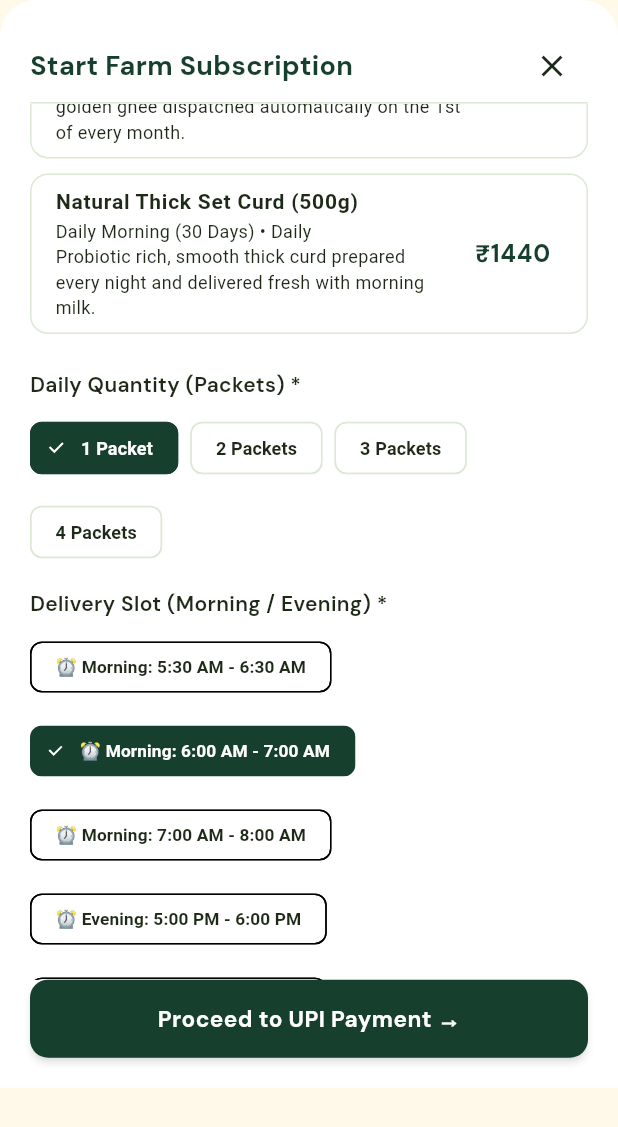
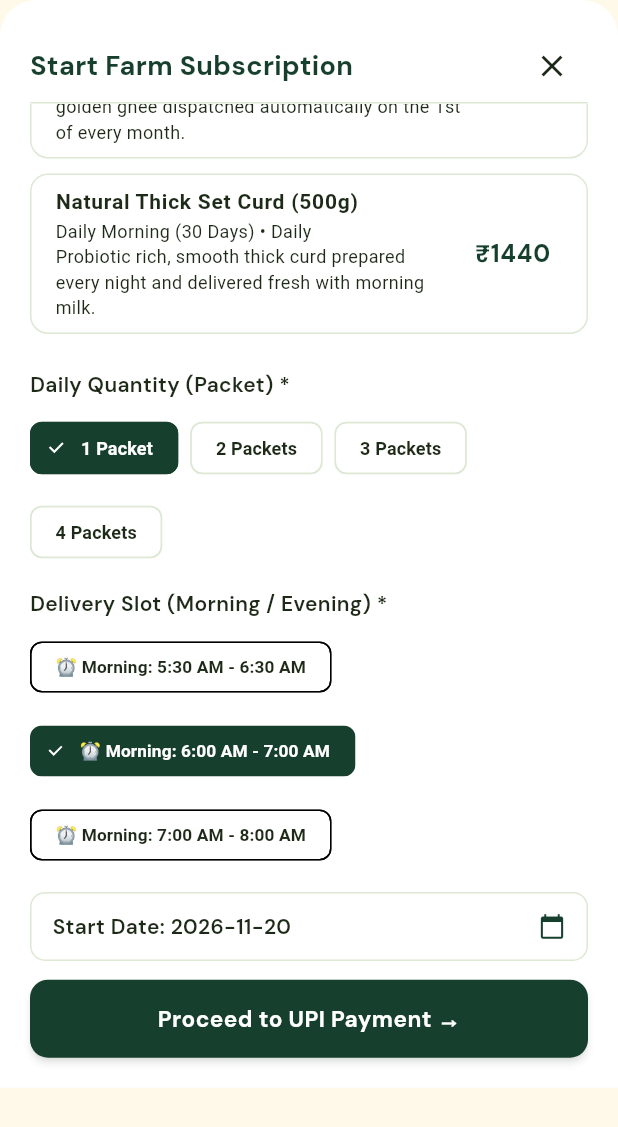
Before and after one commit to thulirvaofficial/appc, a Flutter app: the SubscribeModal widget shown alone on an empty page, opened directly, scrolled down 576 dp, on a phone screen of 412 x 824 dp. Shown: the top 1127 px of the screen. Run offline on Flutter 3.47's test engine with Material 3 defaults, Android fonts, the phone set to English and light mode, and no system bars; our stand-ins replace cached_network_image, dio, firebase_core, firebase_messaging, flutter_local_notifications, flutter_riverpod and 9 more; accounts and stored records are empty; network calls fail.

Commit message:
feat(customer app): dynamic subscription configuration & strict customer token registration

```diff
--- a/lib/core/services/firebase_notification_service.dart
+++ b/lib/core/services/firebase_notification_service.dart
@@ -270,6 +270,7 @@ class FirebaseNotificationService {
           'platform': 'android',
           'user_id': userId,
           'role': 'customer',
+          'app_type': 'customer',
         },
       );
       if (kDebugMode) {
@@ -295,6 +296,7 @@ class FirebaseNotificationService {
             'platform': 'android',
             'user_id': userId,
             'role': 'customer',
+            'app_type': 'customer',
           },
         );
       }
@@ -314,6 +316,7 @@ class FirebaseNotificationService {
             'platform': 'android',
             'user_id': null,
             'role': 'guest',
+            'app_type': 'customer',
           },
         );
       }
--- a/lib/data/models/subscription_model.dart
+++ b/lib/data/models/subscription_model.dart
@@ -9,14 +9,72 @@ class SubscriptionPlanModel {
   final String timePeriod;
   final String frequency;
   final int durationDays;
+  final int deliveriesCount;
   final double price;
   final double? originalPrice;
   final int discountPercent;
   final String description;
   final String badge;
   final String status;
+  final bool isActive;
+  final bool isArchived;
+  final Map<String, dynamic>? quantityConfig;
+  final Map<String, dynamic>? deliverySlotConfig;
+  final Map<String, dynamic>? startDateConfig;
+  final Map<String, dynamic>? scheduleConfig;
+  final Map<String, dynamic>? pricingConfig;
 
   String get name => productName;
+
+  bool get isQuantityEnabled => quantityConfig?['enabled'] != false;
+  int get defaultQuantity => SafeParseUtil.toInt(quantityConfig?['default'], 1);
+  String get quantityUnit => quantityConfig?['unit']?.toString() ?? 'Packet';
+
+  List<Map<String, dynamic>> get quantityOptions {
+    if (quantityConfig?['options'] is List && (quantityConfig!['options'] as List).isNotEmpty) {
+      return (quantityConfig!['options'] as List)
+          .map((item) => Map<String, dynamic>.from(item as Map))
+          .toList();
+    }
+    final unit = quantityUnit;
+    return [
+      {'quantity': 1, 'label': '1 $unit'},
+      {'quantity': 2, 'label': '2 ${unit}s'},
+      {'quantity': 3, 'label': '3 ${unit}s'},
+      {'quantity': 4, 'label': '4 ${unit}s'},
+    ];
+  }
+
+  bool get isSlotEnabled => deliverySlotConfig?['enabled'] != false;
+  bool get allowMultipleSlots => deliverySlotConfig?['allow_multiple_slots'] == true;
+  String get defaultSlot => deliverySlotConfig?['default_slot']?.toString() ?? 'Morning: 6:00 AM - 7:00 AM';
+
+  List<String> get availableSlots {
+    final List<String> list = [];
+    if (deliverySlotConfig?['slots'] is List && (deliverySlotConfig!['slots'] as List).isNotEmpty) {
+      for (final s in (deliverySlotConfig!['slots'] as List)) {
+        if (s is Map && s['enabled'] != false) {
+          final slotName = (s['name'] ?? '${s['start_time']} - ${s['end_time']}').toString();
+          if (slotName.isNotEmpty) list.add(slotName);
+        }
+      }
+    }
+    if (list.isEmpty) {
+      list.addAll([
+        'Morning: 5:30 AM - 6:30 AM',
+        'Morning: 6:00 AM - 7:00 AM',
+        'Morning: 7:00 AM - 8:00 AM',
+      ]);
+    }
+    if (allowMultipleSlots && !list.contains('Both Morning & Evening')) {
+      list.add('Both Morning & Evening');
+    }
+    return list;
+  }
+
+  bool get isStartDateEnabled => startDateConfig?['enabled'] != false;
+  int get minNoticeHours => SafeParseUtil.toInt(startDateConfig?['min_notice_hours'], 12);
+  int get maxAdvanceDays => SafeParseUtil.toInt(startDateConfig?['max_advance_days'], 30);
 
   SubscriptionPlanModel({
     required this.id,
@@ -27,29 +85,46 @@ class SubscriptionPlanModel {
     required this.timePeriod,
     this.frequency = 'Daily',
     this.durationDays = 30,
+    int? deliveriesCount,
     required this.price,
     this.originalPrice,
     this.discountPercent = 0,
     this.description = '',
     this.badge = 'Popular',
     this.status = 'active',
-  }) : productName = productName ?? name ?? 'Farm Fresh Product';
+    this.isActive = true,
+    this.isArchived = false,
+    this.quantityConfig,
+    this.deliverySlotConfig,
+    this.startDateConfig,
+    this.scheduleConfig,
+    this.pricingConfig,
+  })  : productName = productName ?? name ?? 'Farm Fresh Product',
+        deliveriesCount = deliveriesCount ?? durationDays;
 
   factory SubscriptionPlanModel.fromJson(Map<String, dynamic> json) {
     return SubscriptionPlanModel(
       id: json['id'] ?? 0,
       productId: json['product_id'],
-      productName: json['product_name'] ?? 'Farm Fresh Product',
-      productImage: json['product_image'],
+      productName: json['product_name'] ?? json['name'] ?? 'Farm Fresh Product',
+      productImage: json['product_image'] ?? json['image'],
       timePeriod: json['time_period'] ?? 'Daily Morning (30 Days)',
       frequency: json['frequency'] ?? 'Daily',
-      durationDays: SafeParseUtil.toInt(json['duration_days'], 30),
+      durationDays: SafeParseUtil.toInt(json['duration_days'] ?? json['deliveries_count'], 30),
+      deliveriesCount: SafeParseUtil.toInt(json['deliveries_count'] ?? json['duration_days'], 30),
       price: SafeParseUtil.toDouble(json['price']),
       originalPrice: json['original_price'] != null ? SafeParseUtil.toDouble(json['original_price']) : null,
       discountPercent: SafeParseUtil.toInt(json['discount_percent']),
       description: json['description'] ?? '',
       badge: json['badge'] ?? 'Popular',
       status: json['status'] ?? 'active',
+      isActive: json['is_active'] != false,
+      isArchived: json['is_archived'] == true,
+      quantityConfig: json['quantity_config'] is Map ? Map<String, dynamic>.from(json['quantity_config'] as Map) : null,
+      deliverySlotConfig: json['delivery_slot_config'] is Map ? Map<String, dynamic>.from(json['delivery_slot_config'] as Map) : null,
+      startDateConfig: json['start_date_config'] is Map ? Map<String, dynamic>.from(json['start_date_config'] as Map) : null,
+      scheduleConfig: json['schedule_config'] is Map ? Map<String, dynamic>.from(json['schedule_config'] as Map) : null,
+      pricingConfig: json['pricing_config'] is Map ? Map<String, dynamic>.from(json['pricing_config'] as Map) : null,
     );
   }
 }
--- a/lib/presentation/subscriptions/subscribe_modal.dart
+++ b/lib/presentation/subscriptions/subscribe_modal.dart
@@ -8,6 +8,7 @@ import 'package:flutter_riverpod/flutter_riverpod.dart';
 import '../../core/constants/api_endpoints.dart';
 import '../../core/constants/app_colors.dart';
 import '../../core/constants/app_typography.dart';
+import '../../core/utils/safe_parse_util.dart';
 import '../../data/models/subscription_model.dart';
 import '../../providers/address_provider.dart';
 import '../../providers/auth_provider.dart';
@@ -85,16 +86,33 @@ class _SubscribeModalState extends ConsumerState<SubscribeModal> {
   void initState() {
     super.initState();
     _selectedPlan = widget.initialPlan;
+    if (_selectedPlan != null) {
+      _applyPlanDefaults(_selectedPlan!);
+    }
   }
 
-  final List<String> _slots = [
-    'Morning: 5:30 AM - 6:30 AM',
-    'Morning: 6:00 AM - 7:00 AM',
-    'Morning: 7:00 AM - 8:00 AM',
-    'Evening: 5:00 PM - 6:00 PM',
-    'Evening: 6:00 PM - 7:00 PM',
-    'Both Morning & Evening',
-  ];
+  void _applyPlanDefaults(SubscriptionPlanModel plan) {
+    _quantity = plan.isQuantityEnabled ? plan.defaultQuantity : plan.defaultQuantity;
+    final slots = plan.availableSlots;
+    if (slots.isNotEmpty && !slots.contains(_selectedSlot)) {
+      _selectedSlot = slots.first;
+    }
+    final minNotice = plan.minNoticeHours;
+    _startDate = DateTime.now().add(Duration(hours: minNotice > 0 ? minNotice : 12));
+  }
+
+  double get _calculatedTotalPrice {
+    if (_selectedPlan == null) return 0;
+    final plan = _selectedPlan!;
+    final basePrice = SafeParseUtil.toDouble(plan.pricingConfig?['base_price_per_delivery']) > 0
+        ? SafeParseUtil.toDouble(plan.pricingConfig!['base_price_per_delivery'])
+        : (plan.price / (plan.deliveriesCount > 0 ? plan.deliveriesCount : 30));
+    final deliveries = plan.deliveriesCount > 0 ? plan.deliveriesCount : 30;
+    final discount = SafeParseUtil.toDouble(plan.pricingConfig?['discount_percent']);
+    final slotMultiplier = _selectedSlot.toLowerCase().contains('both') ? 2 : 1;
+    final raw = (basePrice * _quantity * slotMultiplier * deliveries * (1.0 - discount / 100.0)).roundToDouble();
+    return raw > 0 ? raw : (plan.price * _quantity);
+  }
 
   @override
   void dispose() {
@@ -123,7 +141,7 @@ class _SubscribeModalState extends ConsumerState<SubscribeModal> {
           (addressState.addresses.isNotEmpty ? addressState.addresses.first : null);
 
       final plan = _selectedPlan!;
-      final totalPrice = plan.price * _quantity;
+      final totalPrice = _calculatedTotalPrice;
       final bizConfig = ref.read(businessConfigProvider);
       final activeUpiId = bizConfig.upiId.isNotEmpty ? bizConfig.upiId : '7904880944@superyes';
 
@@ -140,7 +158,7 @@ class _SubscribeModalState extends ConsumerState<SubscribeModal> {
         'frequency': plan.frequency,
         'quantity': _quantity,
         'delivery_slot': _selectedSlot,
-        'price_per_delivery': 44,
+        'price_per_delivery': (totalPrice / (plan.deliveriesCount > 0 ? plan.deliveriesCount : 30)).round(),
         'total_price': totalPrice,
         'start_date': _startDate.toString().split(' ')[0],
         'address': selectedAddr?.address ?? 'Doorstep Address, Chennai',
@@ -276,21 +294,32 @@ class _SubscribeModalState extends ConsumerState<SubscribeModal> {
               title: Text(p.productName, style: const TextStyle(fontWeight: FontWeight.w700, fontSize: 14)),
               subtitle: Text('${p.timePeriod} • ${p.frequency}\n${p.description}', style: const TextStyle(fontSize: 12)),
               trailing: Text('₹${p.price.toStringAsFixed(0)}', style: AppTypography.price.copyWith(fontSize: 16)),
-              onTap: () => setState(() => _selectedPlan = p),
+              onTap: () => setState(() {
+                _selectedPlan = p;
+                _applyPlanDefaults(p);
+              }),
             ),
           );
         }),
 
+        if (_selectedPlan?.isQuantityEnabled ?? true) ...[
           const SizedBox(height: 14),
-        Text('Daily Quantity (Packets) *', style: AppTypography.titleSmall),
+          Text('Daily Quantity (${_selectedPlan?.quantityUnit ?? 'Packets'}) *', style: AppTypography.titleSmall),
           const SizedBox(height: 8),
           Wrap(
             spacing: 8,
             runSpacing: 8,
-          children: [1, 2, 3, 4].map((q) {
+            children: (_selectedPlan?.quantityOptions ?? [
+              {'quantity': 1, 'label': '1 Packet'},
+              {'quantity': 2, 'label': '2 Packets'},
+              {'quantity': 3, 'label': '3 Packets'},
+              {'quantity': 4, 'label': '4 Packets'},
+            ]).map((opt) {
+              final q = SafeParseUtil.toInt(opt['quantity'], 1);
+              final label = (opt['label'] ?? '$q').toString();
               final isSel = _quantity == q;
               return ChoiceChip(
-              label: Text('$q Packet${q > 1 ? 's' : ''}'),
+                label: Text(label),
                 selected: isSel,
                 onSelected: (_) => setState(() => _quantity = q),
                 selectedColor: AppColors.forestGreen,
@@ -303,14 +332,19 @@ class _SubscribeModalState extends ConsumerState<SubscribeModal> {
               );
             }).toList(),
           ),
+        ],
 
+        if (_selectedPlan?.isSlotEnabled ?? true) ...[
           const SizedBox(height: 14),
           Text('Delivery Slot (Morning / Evening) *', style: AppTypography.titleSmall),
           const SizedBox(height: 8),
           Wrap(
             spacing: 8,
             runSpacing: 8,
-          children: _slots.map((s) {
+            children: (_selectedPlan?.availableSlots ?? [
+              'Morning: 6:00 AM - 7:00 AM',
+              'Morning: 7:00 AM - 8:00 AM',
+            ]).map((s) {
               final isSel = _selectedSlot == s;
               return ChoiceChip(
                 label: Text('⏰ $s'),
@@ -321,15 +355,20 @@ class _SubscribeModalState extends ConsumerState<SubscribeModal> {
               );
             }).toList(),
           ),
+        ],
 
+        if (_selectedPlan?.isStartDateEnabled ?? true) ...[
           const SizedBox(height: 14),
           InkWell(
             onTap: () async {
+              final noticeHours = _selectedPlan?.minNoticeHours ?? 12;
+              final firstPossible = DateTime.now().add(Duration(hours: noticeHours > 0 ? noticeHours : 12));
+              final maxDays = _selectedPlan?.maxAdvanceDays ?? 30;
               final picked = await showDatePicker(
                 context: context,
-              initialDate: _startDate,
-              firstDate: DateTime.now(),
-              lastDate: DateTime.now().add(const Duration(days: 90)),
+                initialDate: _startDate.isBefore(firstPossible) ? firstPossible : _startDate,
+                firstDate: firstPossible,
+                lastDate: DateTime.now().add(Duration(days: maxDays)),
               );
               if (picked != null) {
                 setState(() => _startDate = picked);
@@ -351,6 +390,23 @@ class _SubscribeModalState extends ConsumerState<SubscribeModal> {
               ),
             ),
           ),
+        ],
+        const SizedBox(height: 16),
+        Container(
+          padding: const EdgeInsets.all(12),
+          decoration: BoxDecoration(
+            color: AppColors.paleGreen,
+            borderRadius: BorderRadius.circular(10),
+            border: Border.all(color: AppColors.softGreen),
+          ),
+          child: Row(
+            mainAxisAlignment: MainAxisAlignment.spaceBetween,
+            children: [
+              Text('Estimated Total Price:', style: AppTypography.titleSmall),
+              Text('₹${_calculatedTotalPrice.toStringAsFixed(0)}', style: AppTypography.price),
+            ],
+          ),
+        ),
         const SizedBox(height: 20),
       ],
     );
@@ -358,7 +414,7 @@ class _SubscribeModalState extends ConsumerState<SubscribeModal> {
 
   Widget _buildStep2Payment() {
     final plan = _selectedPlan!;
-    final total = plan.price * _quantity;
+    final total = _calculatedTotalPrice;
     final bizConfig = ref.watch(businessConfigProvider);
     final activeUpiId = bizConfig.upiId.isNotEmpty ? bizConfig.upiId : '7904880944@superyes';
     final merchantName = bizConfig.merchantName.isNotEmpty ? bizConfig.merchantName : 'THULIRVA ORGANICS';
--- a/lib/providers/notification_provider.dart
+++ b/lib/providers/notification_provider.dart
@@ -112,6 +112,8 @@ class NotificationNotifier extends StateNotifier<NotificationState> {
         'token': token,
         'platform': platform,
         'user_id': user?.id,
+        'role': 'customer',
+        'app_type': 'customer',
       });
     } catch (_) {}
   }
```
Also changed, not shown: lib/data/models/product_model.dart (+21 -2 lines), lib/presentation/products/product_details_screen.dart (+20 -3 lines), assets/images/thulirva_brand_logo.jpg (added). Lines whose indentation alone changed are shown as unchanged.
